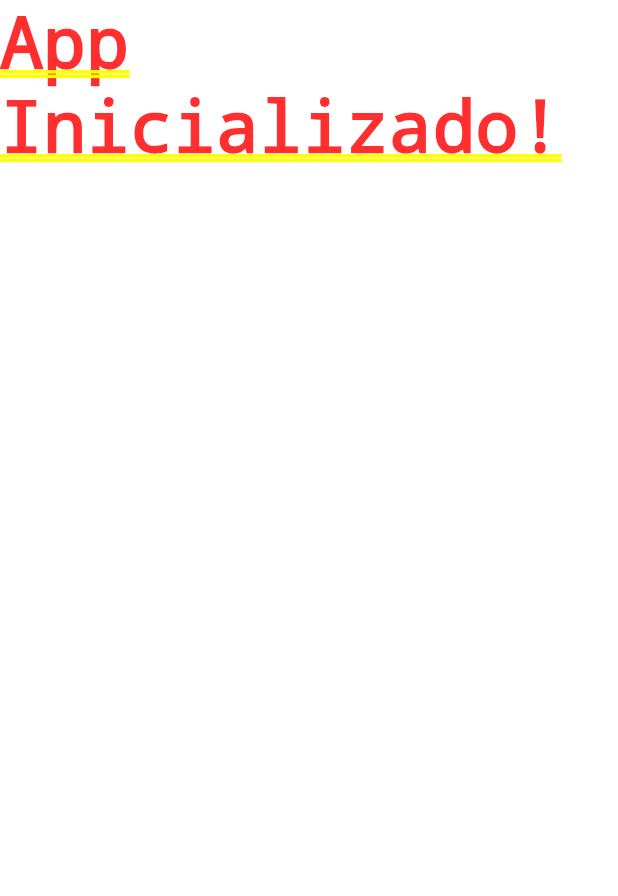
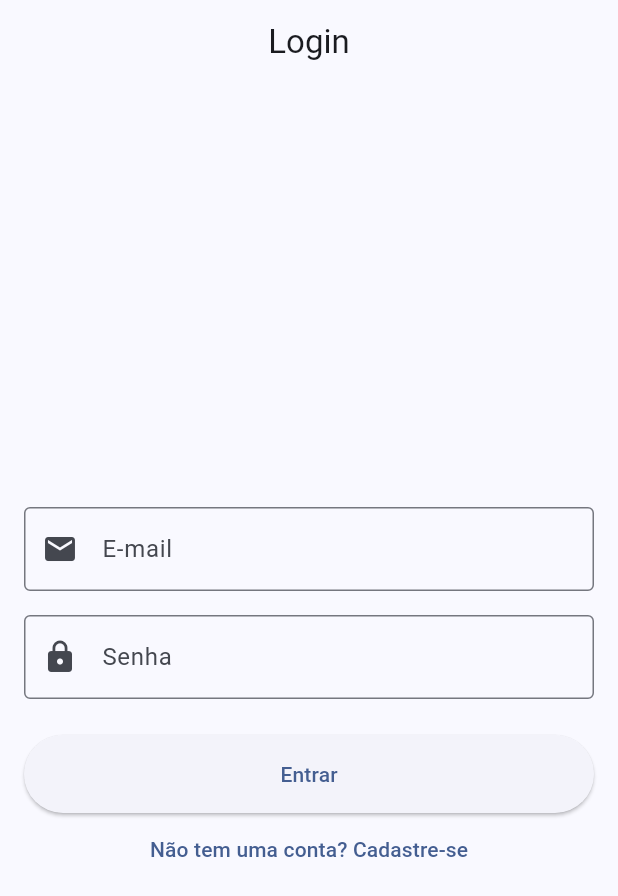
Before and after one commit to Unigran802-563/App-Controle-de-Abastecimento-e-Ve-culos, a Flutter app: the screen it shows after launch, on a phone screen of 412 x 824 dp. Shown: the top 896 px of the screen. Run offline on Flutter 3.47's test engine with Material 3 defaults, Android fonts, the light colour scheme and no system bars; our stand-ins replace firebase_auth, firebase_core; accounts and stored records are empty.

Commit message:
feat(auth): autenticação de usuário
FEAT: Validação de autencificação

```diff
--- /dev/null
+++ b/lib/auth_check.dart
@@ -0,0 +1,32 @@
+import 'package:firebase_auth/firebase_auth.dart';
+import 'package:flutter/material.dart';
+import 'package:scav/screens/auth/login_screen.dart';
+import 'package:scav/screens/home_screen.dart';
+
+class AuthCheck extends StatelessWidget {
+  const AuthCheck({super.key});
+
+  @override
+  Widget build(BuildContext context) {
+    // O StreamBuilder fica "ouvindo" as mudanças no estado de autenticação
+    return StreamBuilder<User?>(
+      stream: FirebaseAuth.instance.authStateChanges(),
+      builder: (context, snapshot) {
+        // Se estiver carregando (verificando o status), mostra um indicador de progresso
+        if (snapshot.connectionState == ConnectionState.waiting) {
+          return const Scaffold(
+            body: Center(child: CircularProgressIndicator()),
+          );
+        }
+
+        // Se o snapshot tem dados (ou seja, o 'User' não é nulo), o usuário está logado
+        if (snapshot.hasData) {
+          return const HomeScreen(); // Mostra a tela principal
+        }
+
+        // Se não tem dados, o usuário não está logado
+        return const LoginScreen(); // Mostra a tela de login
+      },
+    );
+  }
+}
--- a/lib/main.dart
+++ b/lib/main.dart
@@ -1,14 +1,10 @@
 import 'package:flutter/material.dart';
 import 'package:firebase_core/firebase_core.dart';
-import 'firebase_options.dart'; // Importe o arquivo gerado
+import 'auth_check.dart';
 
 void main() async {
-  // Garante que os Widgets do Flutter foram inicializados
   WidgetsFlutterBinding.ensureInitialized();
-
-  // Inicializa o Firebase
-  await Firebase.initializeApp(options: DefaultFirebaseOptions.currentPlatform);
-
+  await Firebase.initializeApp();
   runApp(const MyApp());
 }
 
@@ -19,8 +15,16 @@ class MyApp extends StatelessWidget {
   Widget build(BuildContext context) {
     return MaterialApp(
       title: 'Controle de Abastecimento',
-      theme: ThemeData(primarySwatch: Colors.blue),
-      home: Text("App Inicializado!"),
+      theme: ThemeData(
+        colorScheme: ColorScheme.fromSeed(seedColor: Colors.blueAccent),
+        useMaterial3: true,
+        inputDecorationTheme: const InputDecorationTheme(
+          border: OutlineInputBorder(),
+        ),
+      ),
+      debugShowCheckedModeBanner: false,
+      // A TELA INICIAL AGORA É O NOSSO VERIFICADOR DE AUTENTICAÇÃO
+      home: const AuthCheck(),
     );
   }
 }
--- /dev/null
+++ b/lib/screens/auth/login_screen.dart
@@ -0,0 +1,139 @@
+import 'package:flutter/material.dart';
+import 'package:scav/screens/auth/register_screen.dart';
+import 'package:scav/services/auth_service.dart';
+
+class LoginScreen extends StatefulWidget {
+  const LoginScreen({super.key});
+
+  @override
+  State<LoginScreen> createState() => _LoginScreenState();
+}
+
+class _LoginScreenState extends State<LoginScreen> {
+  final _formKey = GlobalKey<FormState>();
+  final _emailController = TextEditingController();
+  final _passwordController = TextEditingController();
+  final AuthService _authService = AuthService();
+  @override
+  void dispose() {
+    _emailController.dispose();
+    _passwordController.dispose();
+    super.dispose();
+  }
+
+  @override
+  Widget build(BuildContext context) {
+    return Scaffold(
+      appBar: AppBar(title: const Text('Login'), centerTitle: true),
+      body: Center(
+        child: SingleChildScrollView(
+          padding: const EdgeInsets.all(16.0),
+          child: Form(
+            key: _formKey,
+            child: Column(
+              mainAxisAlignment: MainAxisAlignment.center,
+              crossAxisAlignment: CrossAxisAlignment.stretch,
+              children: [
+                // Adicione uma imagem/logo aqui se desejar
+                // Image.asset('assets/logo.png', height: 150),
+                const SizedBox(height: 48),
+
+                TextFormField(
+                  controller: _emailController,
+                  decoration: const InputDecoration(
+                    labelText: 'E-mail',
+                    border: OutlineInputBorder(),
+                    prefixIcon: Icon(Icons.email),
+                  ),
+                  keyboardType: TextInputType.emailAddress,
+                  validator: (value) {
+                    if (value == null || value.trim().isEmpty) {
+                      return 'Por favor, insira seu e-mail';
+                    }
+                    if (!RegExp(r'\S+@\S+\.\S+').hasMatch(value)) {
+                      return 'Por favor, insira um e-mail válido';
+                    }
+                    return null;
+                  },
+                ),
+                const SizedBox(height: 16),
+                TextFormField(
+                  controller: _passwordController,
+                  decoration: const InputDecoration(
+                    labelText: 'Senha',
+                    border: OutlineInputBorder(),
+                    prefixIcon: Icon(Icons.lock),
+                  ),
+                  obscureText: true,
+                  validator: (value) {
+                    if (value == null || value.isEmpty) {
+                      return 'Por favor, insira sua senha';
+                    }
+                    if (value.length < 6) {
+                      return 'A senha deve ter no mínimo 6 caracteres';
+                    }
+                    return null;
+                  },
+                ),
+                const SizedBox(height: 24),
+                ElevatedButton(
+                  style: ElevatedButton.styleFrom(
+                    padding: const EdgeInsets.symmetric(vertical: 16),
+                  ),
+                  onPressed: () async {
+                    // Transforme em async
+                    if (_formKey.currentState!.validate()) {
+                      // Mostra um indicador de carregamento
+                      ScaffoldMessenger.of(context).showSnackBar(
+                        const SnackBar(content: Text('Entrando...')),
+                      );
+
+                      // Chama o método de login do nosso serviço
+                      final user = await _authService
+                          .signInWithEmailAndPassword(
+                            email: _emailController.text,
+                            password: _passwordController.text,
+                          );
+
+                      // Remove o indicador de carregamento
+                      ScaffoldMessenger.of(context).hideCurrentSnackBar();
+
+                      if (user != null) {
+                        // Se o login for bem-sucedido, NAVEGA PARA A TELA PRINCIPAL
+                        print('Login bem-sucedido: ${user.uid}');
+                        // A lógica de navegação para a HomeScreen virá aqui
+                      } else {
+                        // Se houver um erro (usuário não encontrado, senha errada), mostra uma mensagem
+                        if (mounted) {
+                          ScaffoldMessenger.of(context).showSnackBar(
+                            const SnackBar(
+                              content: Text('E-mail ou senha inválidos.'),
+                            ),
+                          );
+                        }
+                      }
+                    }
+                  },
+
+                  child: const Text('Entrar'),
+                ),
+                TextButton(
+                  // SUBSTITUA O ONPRESSED ANTIGO POR ESTE
+                  onPressed: () {
+                    // Este código navega para a tela de cadastro
+                    Navigator.of(context).push(
+                      MaterialPageRoute(
+                        builder: (context) => const RegisterScreen(),
+                      ),
+                    );
+                  },
+                  child: const Text('Não tem uma conta? Cadastre-se'),
+                ),
+              ],
+            ),
+          ),
+        ),
+      ),
+    );
+  }
+}
```
Also changed, not shown: lib/screens/auth/register_screen.dart (added, +121 -0 lines), lib/screens/home_screen.dart (added, +35 -0 lines), lib/services/auth_service.dart (added, +57 -0 lines), 3 other files.
